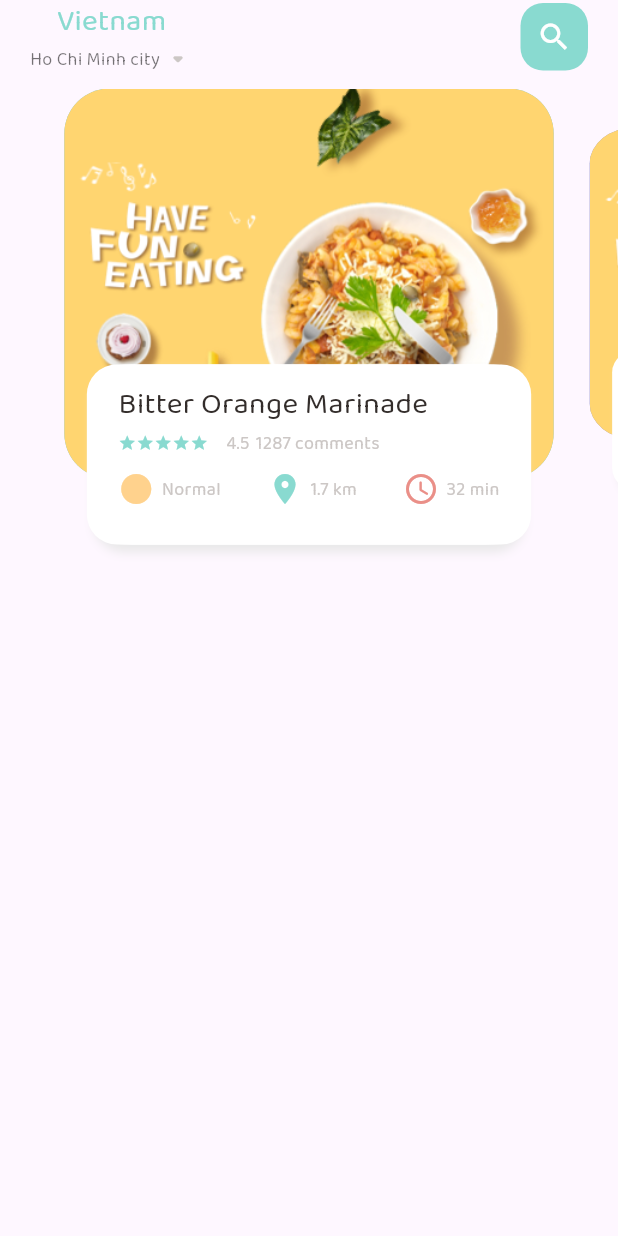
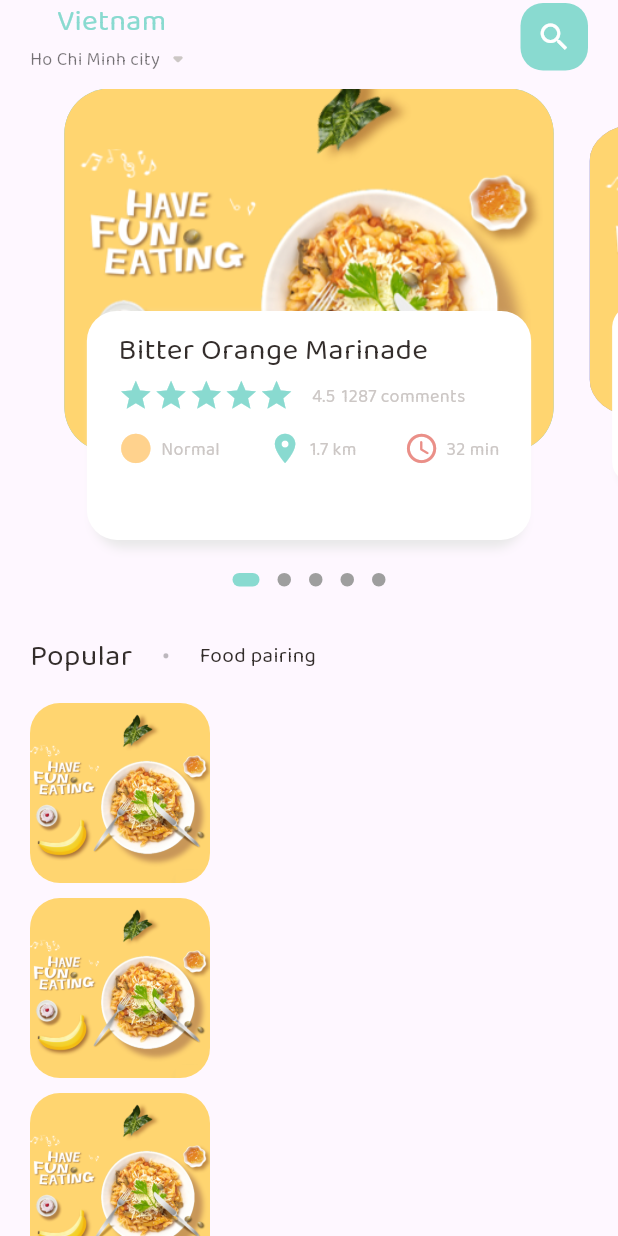
Before and after one commit to daniel090202/food-delivery-mobile-application, a Flutter app: the screen it shows after launch, on a phone screen of 412 x 824 dp. Run offline on Flutter 3.47's test engine with Material 3 defaults, Android fonts, the light colour scheme and no system bars; drawn by our look-alikes of dots_indicator; our stand-ins replace get, logger.

Commit message:
Creaet List View  for food card in food page

```diff
--- a/lib/main.dart
+++ b/lib/main.dart
@@ -1,3 +1,4 @@
+import 'package:get/get.dart';
 import 'package:flutter/material.dart';
 import 'package:food_delivery_mobile_application/pages/food_page/main_food_page.dart';
 
@@ -10,7 +11,7 @@ class MyApp extends StatelessWidget {
 
   @override
   Widget build(BuildContext context) {
-    return MaterialApp(
+    return GetMaterialApp(
       title: 'Food Delivery Application',
       debugShowCheckedModeBanner: false,
       theme: ThemeData(
--- a/lib/pages/food_page/food_page.dart
+++ b/lib/pages/food_page/food_page.dart
@@ -1,5 +1,7 @@
 import 'package:flutter/material.dart';
+import 'package:dots_indicator/dots_indicator.dart';
 import 'package:food_delivery_mobile_application/themes/colors.dart';
+import 'package:food_delivery_mobile_application/utilities/dimensions.dart';
 import 'package:food_delivery_mobile_application/widgets/big_text.dart';
 import 'package:food_delivery_mobile_application/widgets/small_text.dart';
 import 'package:food_delivery_mobile_application/widgets/text_with_icon.dart';
@@ -16,8 +18,8 @@ class _FoodPageState extends State<FoodPage> {
 
   double _currentPageValue = 0.0;
 
-  final double _height = 260;
   final double _scaleFactor = 0.8;
+  final double _height = Dimensions.pageViewContainer;
 
   @override
   void initState() {
@@ -39,22 +41,110 @@ class _FoodPageState extends State<FoodPage> {
 
   @override
   Widget build(BuildContext context) {
-    return SizedBox(
-      height: 320,
+    return Column(
+      children: [
+        // >>> Phần hiển thị main slider các sản phẩm:
+        SizedBox(
+          height: Dimensions.pageView,
           child: PageView.builder(
               itemCount: 5,
               controller: pageController,
               itemBuilder: (context, position) {
                 return _buildPageItem(position);
               }),
+        ),
+        // >>> Hiển thị các indicators cho phần slider phía trên:
+        DotsIndicator(
+          dotsCount: 5,
+          position: _currentPageValue.floor(),
+          decorator: DotsDecorator(
+            size: Size.square(9.0),
+            activeSize: Size(18.0, 9.0),
+            activeColor: AppColors.primaryColor,
+            activeShape: RoundedRectangleBorder(
+              borderRadius: BorderRadius.circular(5.0),
+            ),
+          ),
+        ),
+        SizedBox(
+          height: Dimensions.height10,
+        ),
+        // >>> Tiêu đề của phần danh sách các sản phẩm bên dưới:
+        Container(
+          margin: EdgeInsets.only(
+            left: 20.0,
+            right: 20.0,
+          ),
+          child: Row(
+            children: [
+              BigText(
+                text: "Popular",
+              ),
+              SizedBox(
+                width: 20.0,
+              ),
+              Container(
+                margin: const EdgeInsets.only(
+                  bottom: 16,
+                ),
+                child: BigText(
+                  text: ".",
+                  size: 32.0,
+                  color: Colors.black26,
+                ),
+              ),
+              SizedBox(
+                width: 20.0,
+              ),
+              SmallText(
+                size: 14.0,
+                text: "Food pairing",
+              )
+            ],
+          ),
+        ),
+        SizedBox(
+          height: 900.0,
+          child: ListView.builder(
+              itemCount: 10,
+              physics: NeverScrollableScrollPhysics(),
+              itemBuilder: (context, index) {
+                return Container(
+                  margin: EdgeInsets.only(
+                    left: 20.0,
+                    right: 20.0,
+                    bottom: 10.0,
+                  ),
+                  child: Row(
+                    children: [
+                      Container(
+                        width: 120.0,
+                        height: 120.0,
+                        decoration: BoxDecoration(
+                          color: Colors.white38,
+                          borderRadius: BorderRadius.circular(
+                            20.0,
+                          ),
+                          image: DecorationImage(
+                            fit: BoxFit.cover,
+                            image: AssetImage("assets/images/food0.png"),
+                          ),
+                        ),
+                      )
+                    ],
+                  ),
+                );
+              }),
+        )
+      ],
     );
   }
 
   Widget _buildPageItem(int index) {
-    // >>> Điều kiện tạo hiệu ứng zoom in & zoom out khi scroll các thẻ sang trái hoặc sang phải:
-
     Matrix4 matrix4 = Matrix4.identity();
 
+    // >>> Điều kiện tạo hiệu ứng zoom in & zoom out khi scroll các thẻ sang trái hoặc sang phải:
+    // >>> Hiệu ứng khi phần tử mang index được hiển thị:
     if (index == _currentPageValue.floor()) {
       double currentScale =
           1 - (_currentPageValue - index) * (1 - _scaleFactor);
@@ -67,7 +157,9 @@ class _FoodPageState extends State<FoodPage> {
           currentTransform,
           0,
         );
-    } else if (index == _currentPageValue.floor() + 1) {
+    }
+    // >>> Hiệu ứng khi phần tử mang index + 1 được hiển thị:
+    else if (index == _currentPageValue.floor() + 1) {
       double currentScale =
           _scaleFactor + (_currentPageValue - index + 1) * (1 - _scaleFactor);
 
@@ -79,7 +171,9 @@ class _FoodPageState extends State<FoodPage> {
           currentTransform,
           0,
         );
-    } else if (index == _currentPageValue.floor() - 1) {
+    }
+    // >>> Hiệu ứng khi phần tử mang index - 1 được hiển thị:
+    else if (index == _currentPageValue.floor() - 1) {
       double currentScale =
           1 - (_currentPageValue - index) * (1 - _scaleFactor);
 
@@ -91,7 +185,9 @@ class _FoodPageState extends State<FoodPage> {
           currentTransform,
           0,
         );
-    } else {
+    }
+    // >>> Hiệu ứng mặc định nếu như các phần tử không nằm trong khung hiển thị sẽ mang chiều cao tương ứng 0.8:
+    else {
       double currentScale = 0.8;
 
       double currentTransform = _height * (1 - currentScale) / 2;
@@ -115,18 +211,20 @@ class _FoodPageState extends State<FoodPage> {
               right: 12.0,
             ),
             decoration: BoxDecoration(
-              borderRadius: BorderRadius.circular(30.0),
-              color: index.isEven ? Color(0xFF69C5DF) : Color(0xFF9294CC),
+              borderRadius: BorderRadius.circular(
+                30.0,
+              ),
               image: DecorationImage(
                 fit: BoxFit.cover,
                 image: AssetImage("assets/images/food0.png"),
               ),
+              color: index.isEven ? Color(0xFF69C5DF) : Color(0xFF9294CC),
             ),
           ),
           Align(
             alignment: Alignment.bottomCenter,
             child: Container(
-              height: 120,
+              height: Dimensions.pageViewTextContainer,
               margin: EdgeInsets.only(
                 left: 32.0,
                 right: 32.0,
@@ -134,7 +232,9 @@ class _FoodPageState extends State<FoodPage> {
               ),
               decoration: BoxDecoration(
                 color: Colors.white,
-                borderRadius: BorderRadius.circular(20.0),
+                borderRadius: BorderRadius.circular(
+                  20.0,
+                ),
                 boxShadow: [
                   BoxShadow(
                     blurRadius: 5.0,
@@ -163,13 +263,14 @@ class _FoodPageState extends State<FoodPage> {
                     BigText(text: "Bitter Orange Marinade"),
                     SizedBox(height: 4),
                     Row(
+                      mainAxisAlignment: MainAxisAlignment.start,
                       children: [
                         Wrap(
                           children: List.generate(
                               5,
                               (index) => Icon(
-                                    size: 12,
                                     Icons.star,
+                                    size: Dimensions.iconSize24,
                                     color: AppColors.primaryColor,
                                   )),
                         ),
--- a/lib/pages/food_page/main_food_page.dart
+++ b/lib/pages/food_page/main_food_page.dart
@@ -54,7 +54,9 @@ class _MainFoodPageState extends State<MainFoodPage> {
                       height: 45,
                       decoration: BoxDecoration(
                         color: AppColors.primaryColor,
-                        borderRadius: BorderRadius.circular(15),
+                        borderRadius: BorderRadius.circular(
+                          15,
+                        ),
                       ),
                       child: Icon(
                         Icons.search,
@@ -66,7 +68,11 @@ class _MainFoodPageState extends State<MainFoodPage> {
               ),
             ),
             SizedBox(height: 10),
-            FoodPage(),
+            Expanded(
+              child: SingleChildScrollView(
+                child: FoodPage(),
+              ),
+            ),
           ],
         ),
       ),
--- /dev/null
+++ b/lib/utilities/dimensions.dart
@@ -0,0 +1,33 @@
+import 'package:get/get.dart';
+
+class Dimensions {
+  // >>> Lấy ra chiều rộng và chiều cao của thiết bị bằng getX:
+  static double screenWidth = Get.context!.width;
+  static double screenHeight = Get.context!.height;
+
+  // >>> Tỉ lệ scale cho màn hình thiết bị = chiều cao thiết bị / tỉ lệ màn thiết bị:
+  static final double mobileScaleRatio = screenHeight / 844;
+  static final double tabletScaleRatio = screenHeight / 1024;
+
+  // >>> Chiều cao cho các phần tử trong food_page.dart:
+  static double pageView = screenHeight / 2.6;
+  static double pageViewContainer = screenHeight / 3.4;
+  static double pageViewTextContainer = screenHeight / 5.4;
+
+  static double height4 = mobileScaleRatio * 4;
+  static double height10 = mobileScaleRatio * 10;
+  static double height15 = mobileScaleRatio * 15;
+  static double height20 = mobileScaleRatio * 20;
+
+  static double weight4 = mobileScaleRatio * 4;
+  static double weight10 = mobileScaleRatio * 10;
+  static double weight15 = mobileScaleRatio * 15;
+  static double weight20 = mobileScaleRatio * 20;
+
+  static double font20 = mobileScaleRatio * 20;
+
+  static double radius20 = mobileScaleRatio * 20;
+  static double radius30 = mobileScaleRatio * 30;
+
+  static double iconSize24 = mobileScaleRatio * 24;
+}
--- a/lib/widgets/big_text.dart
+++ b/lib/widgets/big_text.dart
@@ -7,12 +7,13 @@ class BigText extends StatelessWidget {
 
   final Color? color;
 
-  const BigText(
-      {super.key,
-      this.size = 20,
-      required this.text,
-      this.color = const Color(0xFF332D2B),
-      this.overflow = TextOverflow.ellipsis});
+  const BigText({
+    super.key,
+    this.size = 20,
+    required this.text,
+    this.overflow = TextOverflow.ellipsis,
+    this.color = const Color(0xFF332D2B),
+  });
 
   @override
   Widget build(BuildContext context) {
--- a/lib/widgets/text_with_icon.dart
+++ b/lib/widgets/text_with_icon.dart
@@ -1,5 +1,6 @@
 import 'package:flutter/material.dart';
 import 'package:food_delivery_mobile_application/widgets/small_text.dart';
+import 'package:food_delivery_mobile_application/utilities/dimensions.dart';
 
 class TextWithIcon extends StatelessWidget {
   final String text;
@@ -19,7 +20,11 @@ class TextWithIcon extends StatelessWidget {
   Widget build(BuildContext context) {
     return Row(
       children: [
-        Icon(icon, color: iconColor),
+        Icon(
+          icon,
+          color: iconColor,
+          size: Dimensions.iconSize24,
+        ),
         SizedBox(
           width: 5,
         ),
--- a/pubspec.yaml
+++ b/pubspec.yaml
@@ -33,9 +33,10 @@ dependencies:
 
   # The following adds the Cupertino Icons font to your application.
   # Use with the CupertinoIcons class for iOS style icons.
-  cupertino_icons: ^1.0.8
+  get: ^4.6.6
   logger: ^2.5.0
   dots_indicator: ^3.0.0
+  cupertino_icons: ^1.0.8
 
 dev_dependencies:
   flutter_test:
```
Also changed, not shown: pubspec.lock. Lines whose indentation alone changed are shown as unchanged.
